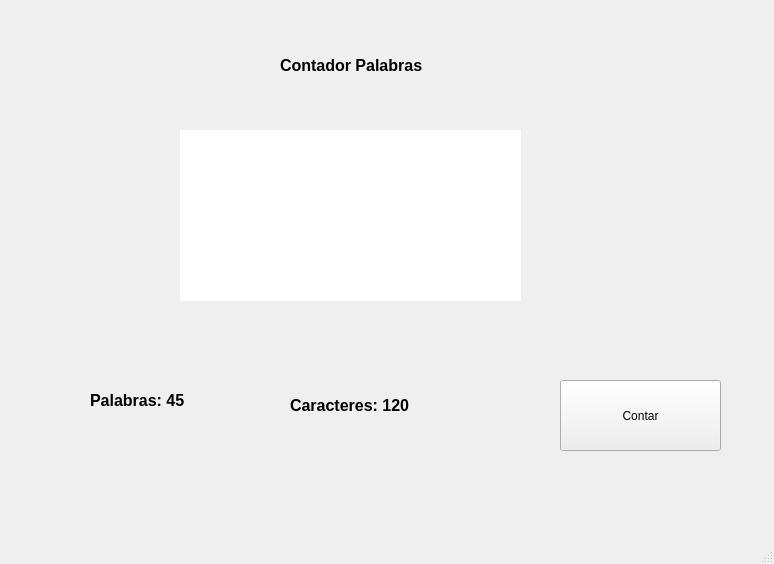
The window that contadorPalabras.ui (253111100-hub/ContadorPalabrasJVHP) describes before a commit, drawn with Qt 5.
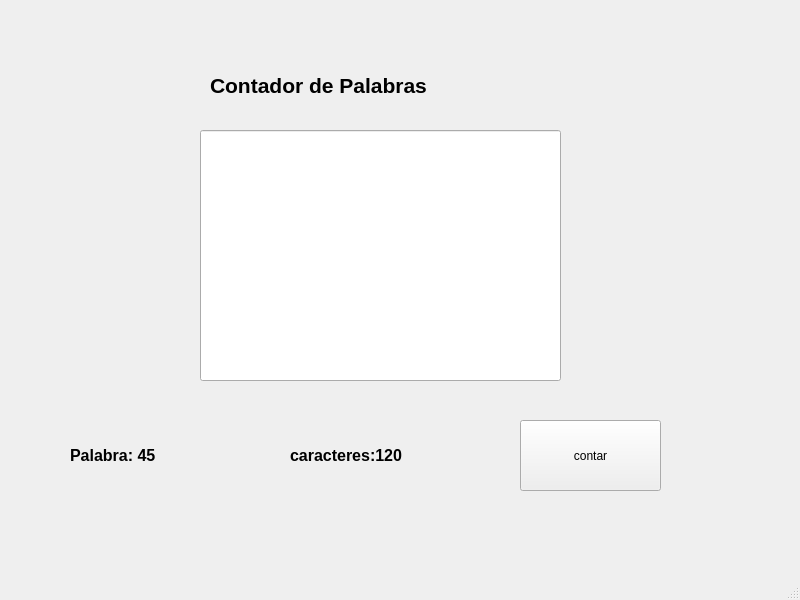
The same window after the commit.

The edit to the form file:
```diff
--- a/contadorPalabras.ui
+++ b/contadorPalabras.ui
@@ -6,8 +6,8 @@
    <rect>
     <x>0</x>
     <y>0</y>
-    <width>774</width>
-    <height>564</height>
+    <width>800</width>
+    <height>600</height>
    </rect>
   </property>
   <property name="windowTitle">
@@ -17,88 +17,84 @@
    <widget class="QLabel" name="label">
     <property name="geometry">
      <rect>
-      <x>280</x>
-      <y>20</y>
-      <width>211</width>
-      <height>91</height>
+      <x>210</x>
+      <y>30</y>
+      <width>301</width>
+      <height>111</height>
      </rect>
     </property>
     <property name="font">
      <font>
-      <pointsize>12</pointsize>
+      <pointsize>16</pointsize>
       <weight>75</weight>
       <bold>true</bold>
      </font>
     </property>
     <property name="text">
-     <string>Contador Palabras</string>
-    </property>
-   </widget>
-   <widget class="QLabel" name="TvPalabras">
-    <property name="geometry">
-     <rect>
-      <x>90</x>
-      <y>370</y>
-      <width>141</width>
-      <height>61</height>
-     </rect>
-    </property>
-    <property name="font">
-     <font>
-      <pointsize>12</pointsize>
-      <weight>75</weight>
-      <bold>true</bold>
-     </font>
-    </property>
-    <property name="text">
-     <string>Palabras: 45</string>
-    </property>
-   </widget>
-   <widget class="QLabel" name="TvCaracteres">
-    <property name="geometry">
-     <rect>
-      <x>290</x>
-      <y>370</y>
-      <width>171</width>
-      <height>71</height>
-     </rect>
-    </property>
-    <property name="font">
-     <font>
-      <pointsize>12</pointsize>
-      <weight>75</weight>
-      <bold>true</bold>
-     </font>
-    </property>
-    <property name="text">
-     <string>Caracteres: 120</string>
-    </property>
-   </widget>
-   <widget class="QPushButton" name="btnContar">
-    <property name="geometry">
-     <rect>
-      <x>560</x>
-      <y>380</y>
-      <width>161</width>
-      <height>71</height>
-     </rect>
-    </property>
-    <property name="text">
-     <string>Contar</string>
+     <string>Contador de Palabras</string>
     </property>
    </widget>
    <widget class="QLineEdit" name="edtCaracteres">
     <property name="geometry">
      <rect>
-      <x>180</x>
+      <x>200</x>
       <y>130</y>
-      <width>341</width>
-      <height>171</height>
+      <width>361</width>
+      <height>251</height>
      </rect>
     </property>
-    <property name="styleSheet">
-     <string notr="true">border -radius: 15px;
-border: 3px sold</string>
+   </widget>
+   <widget class="QLabel" name="tvPalabras">
+    <property name="geometry">
+     <rect>
+      <x>70</x>
+      <y>420</y>
+      <width>201</width>
+      <height>71</height>
+     </rect>
+    </property>
+    <property name="font">
+     <font>
+      <pointsize>12</pointsize>
+      <weight>75</weight>
+      <bold>true</bold>
+     </font>
+    </property>
+    <property name="text">
+     <string>Palabra: 45</string>
+    </property>
+   </widget>
+   <widget class="QLabel" name="tvCaracteres">
+    <property name="geometry">
+     <rect>
+      <x>290</x>
+      <y>420</y>
+      <width>161</width>
+      <height>71</height>
+     </rect>
+    </property>
+    <property name="font">
+     <font>
+      <pointsize>12</pointsize>
+      <weight>75</weight>
+      <bold>true</bold>
+     </font>
+    </property>
+    <property name="text">
+     <string>caracteres:120</string>
+    </property>
+   </widget>
+   <widget class="QPushButton" name="btnContar">
+    <property name="geometry">
+     <rect>
+      <x>520</x>
+      <y>420</y>
+      <width>141</width>
+      <height>71</height>
+     </rect>
+    </property>
+    <property name="text">
+     <string>contar</string>
     </property>
    </widget>
   </widget>
```
Left out of the diff: 2 changed lines with no effect on the pictures.
